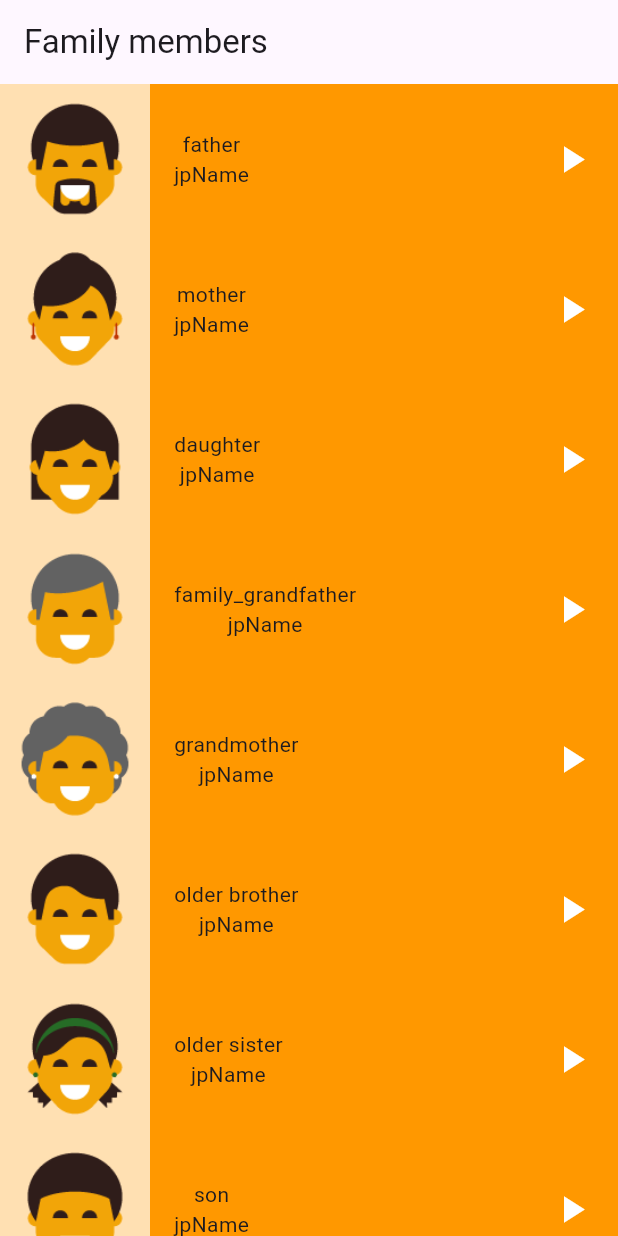
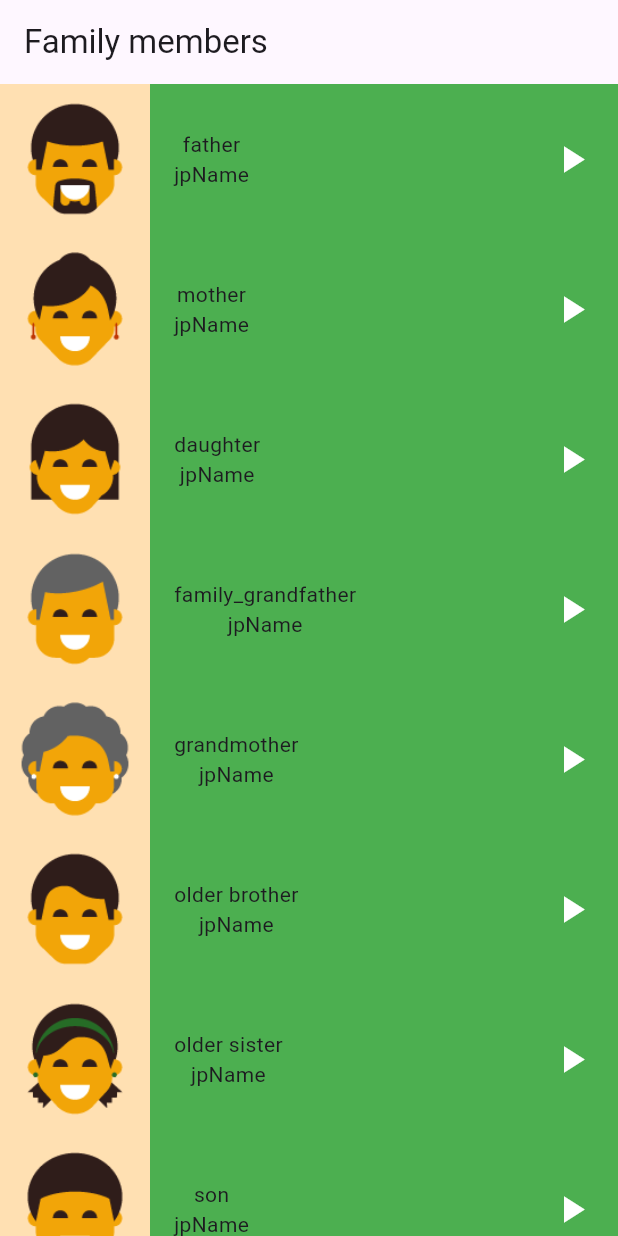
Before and after one commit to sayedyounis00/toku_app, a Flutter app: the FamilyPage screen opened directly, on a phone screen of 412 x 824 dp. Run offline on Flutter 3.47's test engine with Material 3 defaults, Android fonts, the phone set to English and light mode, and no system bars.

Commit message:
finish app

```diff
--- a/analysis_options.yaml
+++ b/analysis_options.yaml
@@ -7,6 +7,9 @@
 
 # The following line activates a set of recommended lints for Flutter apps,
 # packages, and plugins designed to encourage good coding practices.
+analyzer:
+  errors:
+    file_names: ignore
 include: package:flutter_lints/flutter.yaml
 
 linter:
--- a/lib/Model/item_data.dart
+++ b/lib/Model/item_data.dart
@@ -1,6 +1,23 @@
-class ItemData {
-  final String assetpath;
+class ItemModel {
+  final String? assetpath;
   final String enName;
   final String jpName;
-  const ItemData({required this.assetpath, required this.enName, required this.jpName,});
+  const ItemModel( {
+     this.assetpath,
+    required this.enName,
+    required this.jpName,
+  });
 }
+
+class PhrasesData {
+  // ignore: non_constant_identifier_names
+  final String p_enName;
+  // ignore: non_constant_identifier_names
+  final String p_jpName;
+  const PhrasesData({
+    // ignore: non_constant_identifier_names
+    required this.p_enName,
+    // ignore: non_constant_identifier_names
+    required this.p_jpName,
+  });
+}
--- a/lib/Screens/family_members_page.dart
+++ b/lib/Screens/family_members_page.dart
@@ -8,44 +8,44 @@ class FamilyPage extends StatelessWidget {
     super.key,
   });
 
-  final List<ItemData> memberData = const [
-    ItemData(
+  final List<ItemModel> memberData = const [
+    ItemModel(
         assetpath: 'assets/images/family_member/family_father.png',
         enName: "father",
         jpName: 'jpName'),
-    ItemData(
+    ItemModel(
         assetpath: 'assets/images/family_member/family_mother.png',
         enName: 'mother',
         jpName: 'jpName'),
-    ItemData(
+    ItemModel(
         assetpath: 'assets/images/family_member/family_daughter.png',
         enName: 'daughter',
         jpName: 'jpName'),
-    ItemData(
+    ItemModel(
         assetpath: 'assets/images/family_member/family_grandfather.png',
         enName: 'family_grandfather',
         jpName: 'jpName'),
-    ItemData(
+    ItemModel(
         assetpath: 'assets/images/family_member/family_grandmother.png',
         enName: 'grandmother',
         jpName: 'jpName'),
-    ItemData(
+    ItemModel(
         assetpath: 'assets/images/family_member/family_older_brother.png',
         enName: 'older brother',
         jpName: 'jpName'),
-    ItemData(
+    ItemModel(
         assetpath: 'assets/images/family_member/family_older_sister.png',
         enName: 'older sister',
         jpName: 'jpName'),
-    ItemData(
+    ItemModel(
         assetpath: 'assets/images/family_member/family_son.png',
         enName: 'son',
         jpName: 'jpName'),
-    ItemData(
+    ItemModel(
         assetpath: 'assets/images/family_member/family_younger_brother.png',
         enName: 'younger brother',
         jpName: 'jpName'),
-    ItemData(
+    ItemModel(
         assetpath: 'assets/images/family_member/family_younger_sister.png',
         enName: 'younger sister',
         jpName: 'jpName'),
@@ -60,7 +60,7 @@ class FamilyPage extends StatelessWidget {
         itemCount: memberData.length,
         itemBuilder: (BuildContext context, int index) {
           return Item(
-            numberData: memberData[index],
+            itemData: memberData[index],
             color: Colors.orange,
           );
         },
--- a/lib/Screens/home_page.dart
+++ b/lib/Screens/home_page.dart
@@ -2,6 +2,7 @@ import 'package:flutter/material.dart';
 import 'package:toku_app/Screens/colors.dart';
 import 'package:toku_app/Screens/family_members_page.dart';
 import 'package:toku_app/Screens/numbers_page.dart';
+import 'package:toku_app/Screens/phrases_page.dart';
 
 import '../Widget/HomeItem.dart';
 
@@ -21,7 +22,7 @@ List<Widget> pages = const [
 NumberPage(),
 FamilyPage(),
 ColorsPage(),
-NumberPage(),
+PhrasesPage(),
 ];
 
 class HomePage extends StatelessWidget {
--- a/lib/Widget/item.dart
+++ b/lib/Widget/item.dart
@@ -1,50 +1,27 @@
 import 'package:flutter/material.dart';
 
 import '../Model/item_data.dart';
+import 'itemInfo.dart';
 
 class Item extends StatelessWidget {
-  const Item({required this.numberData, required this.color});
+  const Item({super.key, required this.itemData, required this.color});
 
-  final ItemData numberData;
+  final ItemModel itemData;
   final Color color;
 
   @override
   Widget build(BuildContext context) {
-    return Container(
-      color: color,
-      height: 100,
-      width: double.infinity,
-      child: Row(
+    return Row(
       children: [
         Container(
           height: 100,
           width: 100,
           color: Colors.orange[100],
-            child: Image.asset(numberData.assetpath),
+          child: Image.asset(itemData.assetpath!),
+
         ),
-          Padding(
-            padding: const EdgeInsets.only(left: 16.0),
-            child: Column(
-              mainAxisAlignment: MainAxisAlignment.center,
-              children: [
-                Text(numberData.enName),
-                Text(numberData.jpName),
+        ItemInfo(item_infoData: itemData),
       ],
-            ),
-          ),
-          const Spacer(
-            flex: 1,
-          ),
-          const Padding(
-            padding: EdgeInsets.only(right: 16.0),
-            child: Icon(
-              Icons.play_arrow,
-              size: 30,
-              color: Colors.white,
-            ),
-          )
-        ],
-      ),
     );
   }
 }
--- /dev/null
+++ b/lib/Widget/itemInfo.dart
@@ -0,0 +1,45 @@
+// ignore: file_names
+import 'package:flutter/material.dart';
+import 'package:toku_app/Model/item_data.dart';
+
+class ItemInfo extends StatelessWidget {
+  const ItemInfo({
+    super.key,
+    // ignore: non_constant_identifier_names
+    this.item_infoData,
+  });
+
+  // ignore: non_constant_identifier_names
+  final ItemModel? item_infoData;
+
+  @override
+  Widget build(BuildContext context) {
+    return Expanded(
+      child: Container(
+        padding: const EdgeInsets.only(left: 16.0),
+        height: 100,
+        color: Colors.green,
+        child: Row(
+          children: [
+            Column(mainAxisAlignment: MainAxisAlignment.center, children: [
+              Text(item_infoData!.enName),
+              Text(item_infoData!.jpName),
+            ]),
+            const Spacer(
+              flex: 1,
+            ),
+            // play arrow icon
+            const Padding(
+              padding: EdgeInsets.only(right: 16.0),
+              child: Icon(
+                Icons.play_arrow,
+                size: 30,
+                color: Colors.white,
+              ),
+            ),
+          ],
+        ),
+      ),
+    );
+  }
+}
--- a/lib/main.dart
+++ b/lib/main.dart
@@ -1,5 +1,4 @@
 import 'package:flutter/material.dart';
-
 import 'Screens/home_page.dart';
 
 void main() {
@@ -12,8 +11,8 @@ class MyApp extends StatelessWidget {
   // This widget is the root of your application.
   @override
   Widget build(BuildContext context) {
-    return const MaterialApp(
-      home:HomePage(),
+    return const  MaterialApp(
+      home:HomePage()
     );
   }
 }
```
Also changed, not shown: lib/Screens/colors.dart (+10 -10 lines), lib/Screens/numbers_page.dart (+12 -12 lines), lib/Screens/phrases_page.dart (added, +36 -0 lines), lib/Widget/HomeItem.dart (+8 -0 lines), lib/Widget/phrases_item.dart (added, +16 -0 lines). Lines whose indentation alone changed are shown as unchanged.
